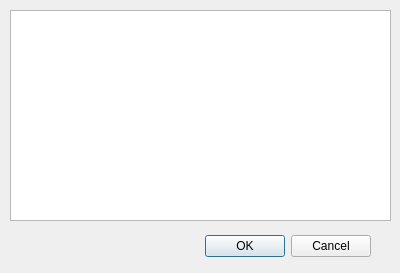
Above: src/GUI/interfaceDialog.ui from adam-hh/8583MSG_DEC before the change. Below: the same form after it.
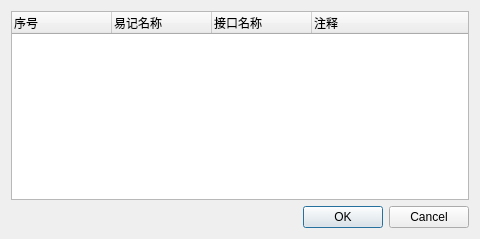
That is the form after the change. Icons and pictures are not drawn.

```diff
--- a/src/GUI/interfaceDialog.ui
+++ b/src/GUI/interfaceDialog.ui
@@ -6,8 +6,8 @@
    <rect>
     <x>0</x>
     <y>0</y>
-    <width>400</width>
-    <height>273</height>
+    <width>480</width>
+    <height>239</height>
    </rect>
   </property>
   <property name="windowTitle">
@@ -17,15 +17,9 @@
    <iconset resource="icons.qrc">
     <normaloff>:/res/NEXGO.png</normaloff>:/res/NEXGO.png</iconset>
   </property>
+  <layout class="QGridLayout" name="gridLayout">
+   <item row="1" column="0">
   <widget class="QDialogButtonBox" name="buttonBox">
-   <property name="geometry">
-    <rect>
-     <x>30</x>
-     <y>230</y>
-     <width>341</width>
-     <height>32</height>
-    </rect>
-   </property>
    <property name="orientation">
     <enum>Qt::Horizontal</enum>
    </property>
@@ -33,16 +27,35 @@
     <set>QDialogButtonBox::Cancel|QDialogButtonBox::Ok</set>
    </property>
   </widget>
-  <widget class="QListWidget" name="listWidget">
-   <property name="geometry">
-    <rect>
-     <x>10</x>
-     <y>10</y>
-     <width>381</width>
-     <height>211</height>
-    </rect>
-   </property>
-  </widget>
+   </item>
+   <item row="0" column="0">
+    <widget class="QTreeWidget" name="treeWidget">
+     <property name="columnCount">
+      <number>4</number>
+     </property>
+     <column>
+      <property name="text">
+       <string notr="true">序号</string>
+      </property>
+     </column>
+     <column>
+      <property name="text">
+       <string>易记名称</string>
+      </property>
+     </column>
+     <column>
+      <property name="text">
+       <string>接口名称</string>
+      </property>
+     </column>
+     <column>
+      <property name="text">
+       <string>注释</string>
+      </property>
+     </column>
+    </widget>
+   </item>
+  </layout>
  </widget>
  <resources>
   <include location="icons.qrc"/>
```
Left out of the diff: 8 changed lines with no effect on the pictures. Lines whose indentation alone changed are shown as unchanged.
